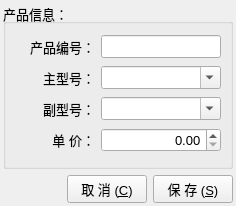
Qt form ui/FormProduct.ui (archsh/quickexcel) before a commit.
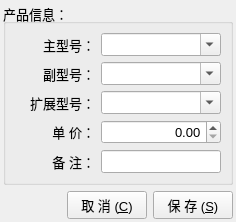
The same form after that commit.

What changed in the file:
```diff
--- a/ui/FormProduct.ui
+++ b/ui/FormProduct.ui
@@ -7,7 +7,7 @@
     <x>0</x>
     <y>0</y>
     <width>234</width>
-    <height>206</height>
+    <height>218</height>
    </rect>
   </property>
   <property name="font">
@@ -28,36 +28,6 @@
       <string>产品信息：</string>
      </property>
      <layout class="QVBoxLayout" name="verticalLayout">
-      <item>
-       <layout class="QHBoxLayout" name="horizontalLayout">
-        <item>
-         <widget class="QLabel" name="label_9">
-          <property name="minimumSize">
-           <size>
-            <width>80</width>
-            <height>0</height>
-           </size>
-          </property>
-          <property name="text">
-           <string>产品编号：</string>
-          </property>
-          <property name="alignment">
-           <set>Qt::AlignRight|Qt::AlignTrailing|Qt::AlignVCenter</set>
-          </property>
-         </widget>
-        </item>
-        <item>
-         <widget class="QLineEdit" name="lineEdit_Model_SN">
-          <property name="minimumSize">
-           <size>
-            <width>120</width>
-            <height>0</height>
-           </size>
-          </property>
-         </widget>
-        </item>
-       </layout>
-      </item>
       <item>
        <layout class="QHBoxLayout" name="horizontalLayout_2">
         <item>
@@ -130,6 +100,42 @@
         </item>
        </layout>
       </item>
+      <item>
+       <layout class="QHBoxLayout" name="horizontalLayout_6">
+        <item>
+         <widget class="QLabel" name="label_6">
+          <property name="minimumSize">
+           <size>
+            <width>80</width>
+            <height>0</height>
+           </size>
+          </property>
+          <property name="text">
+           <string>扩展型号：</string>
+          </property>
+          <property name="alignment">
+           <set>Qt::AlignRight|Qt::AlignTrailing|Qt::AlignVCenter</set>
+          </property>
+         </widget>
+        </item>
+        <item>
+         <widget class="QComboBox" name="comboBox_Model_Suffix_2">
+          <property name="minimumSize">
+           <size>
+            <width>120</width>
+            <height>0</height>
+           </size>
+          </property>
+          <property name="editable">
+           <bool>true</bool>
+          </property>
+          <property name="duplicatesEnabled">
+           <bool>true</bool>
+          </property>
+         </widget>
+        </item>
+       </layout>
+      </item>
       <item>
        <layout class="QHBoxLayout" name="horizontalLayout_5">
         <item>
@@ -163,6 +169,29 @@
         </item>
        </layout>
       </item>
+      <item>
+       <layout class="QHBoxLayout" name="horizontalLayout">
+        <item>
+         <widget class="QLabel" name="label_8">
+          <property name="minimumSize">
+           <size>
+            <width>80</width>
+            <height>0</height>
+           </size>
+          </property>
+          <property name="text">
+           <string>备 注：</string>
+          </property>
+          <property name="alignment">
+           <set>Qt::AlignRight|Qt::AlignTrailing|Qt::AlignVCenter</set>
+          </property>
+         </widget>
+        </item>
+        <item>
+         <widget class="QLineEdit" name="lineEdit"/>
+        </item>
+       </layout>
+      </item>
      </layout>
     </widget>
    </item>
```
